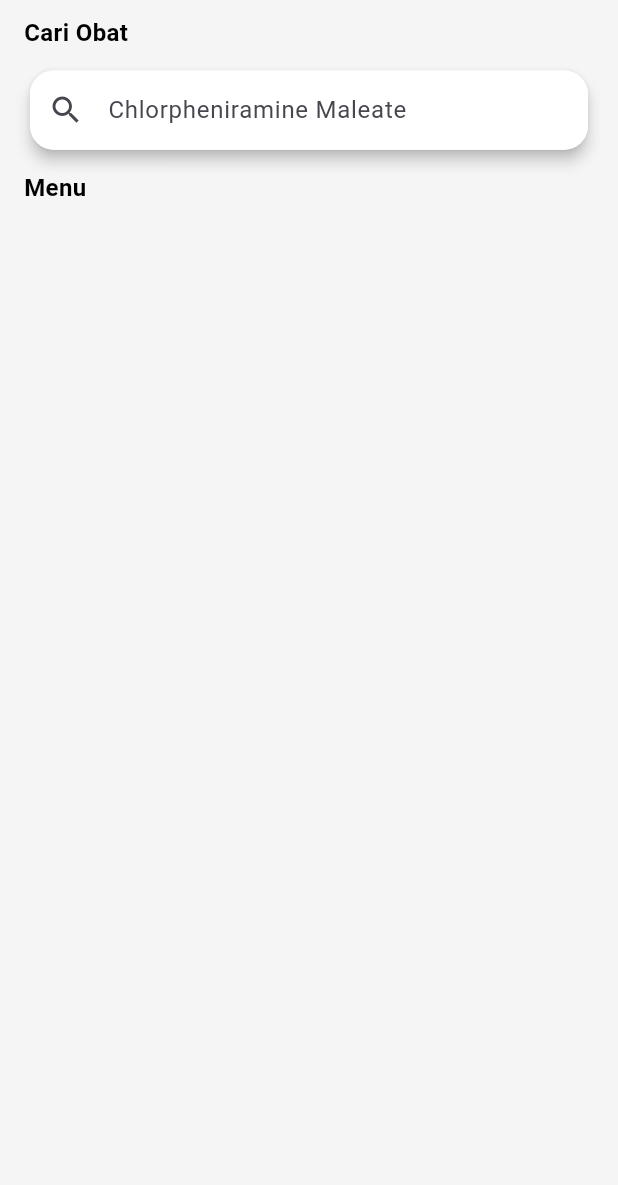
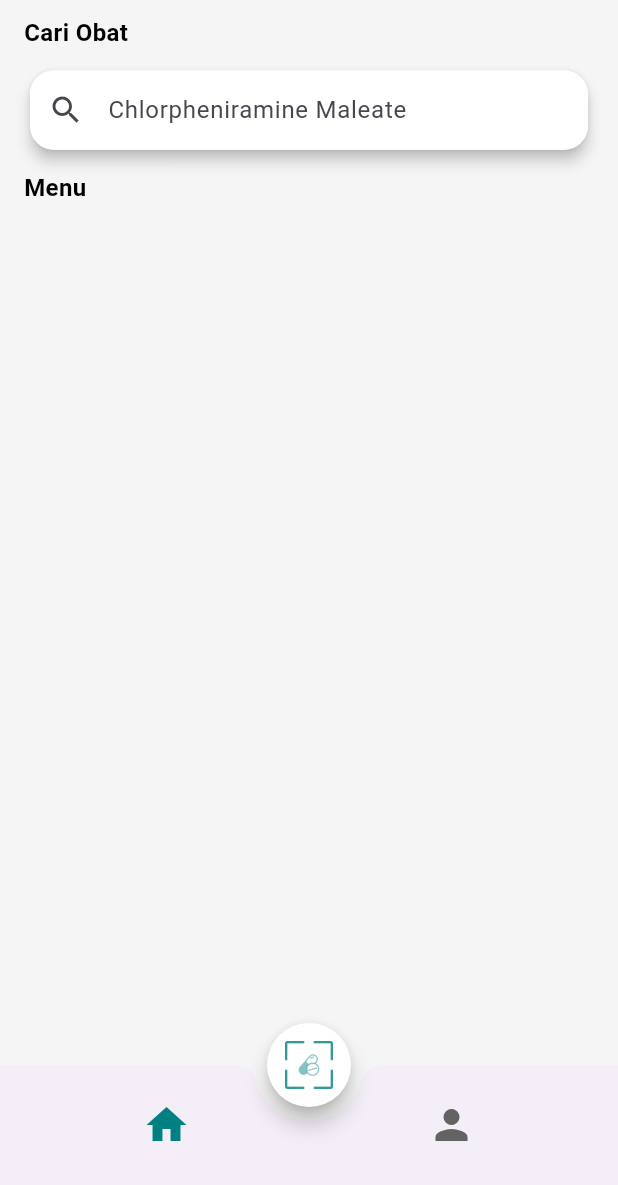
Before and after one commit to naufalrays/owbat-flutter, a Flutter app: the screen it shows after launch, on a phone screen of 412 x 824 dp, the part 51-1236 px from its top. Run offline on Flutter 3.47's test engine with Material 2 defaults, Android fonts, the phone set to English and light mode, and no system bars.

Commit message:
Add Navigation Bar

```diff
--- a/lib/main.dart
+++ b/lib/main.dart
@@ -1,8 +1,17 @@
 import 'package:flutter/material.dart';
-import 'package:meddis/views/home_view.dart';
+import 'package:meddis/view_models/main_provider.dart';
+import 'package:meddis/views/main_view.dart';
+import 'package:provider/provider.dart';
 
 void main() {
-  runApp(const MyApp());
+  runApp(MultiProvider(
+    providers: [
+      ChangeNotifierProvider(
+        create: (context) => MainProvider(),
+      )
+    ],
+    child: const MyApp(),
+  ));
 }
 
 class MyApp extends StatelessWidget {
@@ -17,7 +26,7 @@ class MyApp extends StatelessWidget {
         useMaterial3: true,
         primarySwatch: Colors.blue,
       ),
-      home: const HomeView(),
+      home: const MainView(),
     );
   }
 }
--- /dev/null
+++ b/lib/view_models/main_provider.dart
@@ -0,0 +1,18 @@
+import 'package:flutter/material.dart';
+import 'package:meddis/views/home_view.dart';
+import 'package:meddis/views/profile_view.dart';
+
+class MainProvider with ChangeNotifier {
+  int _index = 0;
+  int get index => _index;
+
+  List<Widget> body = [
+    const HomeView(),
+    const ProfileView(),
+  ];
+
+  void selectDestination(int value) {
+    _index = value;
+    notifyListeners();
+  }
+}
--- /dev/null
+++ b/lib/views/main_view.dart
@@ -0,0 +1,60 @@
+import 'package:flutter/material.dart';
+import 'package:meddis/view_models/main_provider.dart';
+import 'package:meddis/views/utils/color.dart';
+import 'package:provider/provider.dart';
+
+class MainView extends StatelessWidget {
+  const MainView({super.key});
+
+  @override
+  Widget build(BuildContext context) {
+    return Consumer<MainProvider>(builder: (context, data, _) {
+      return Scaffold(
+        body: data.body[data.index],
+        backgroundColor: const Color(0xFFF5F5F5),
+        floatingActionButton: FloatingActionButton(
+          onPressed: () {},
+          backgroundColor: const Color(0xFFFFFFFF),
+          shape: const RoundedRectangleBorder(
+            borderRadius: BorderRadius.all(
+              Radius.circular(32),
+            ),
+          ),
+          child: Image.asset("assets/images/drug_scan.png", height: 32),
+        ),
+        floatingActionButtonLocation: FloatingActionButtonLocation.centerDocked,
+        bottomNavigationBar: BottomAppBar(
+          surfaceTintColor: const Color(0xFFFFFFFF),
+          notchMargin: 9.0,
+          shape: const CircularNotchedRectangle(),
+          child: Row(
+            mainAxisAlignment: MainAxisAlignment.spaceAround,
+            children: <Widget>[
+              // const Icon(Icons.percent),
+              IconButton(
+                // splashColor: Colors.transparent,
+                // highlightColor: Colors.transparent,
+                color: data.index == 0 ? MyColor.primary : MyColor.grey,
+                icon: const Icon(Icons.home),
+                iconSize: 32,
+                onPressed: () {
+                  // index = 0;
+                  data.selectDestination(0);
+                },
+              ),
+              IconButton(
+                // highlightColor: Colors.transparent,
+                color: data.index == 1 ? MyColor.primary : MyColor.grey,
+                icon: const Icon(Icons.person),
+                iconSize: 32,
+                onPressed: () {
+                  data.selectDestination(1);
+                },
+              ),
+            ],
+          ),
+        ),
+      );
+    });
+  }
+}
--- a/lib/views/utils/color.dart
+++ b/lib/views/utils/color.dart
@@ -5,7 +5,7 @@ class MyColor {
   static const primary = Color(0xFF008080);
   static const primaryLight = Color(0xFF93C6C6);
   static const yellow = Color(0xFFFBEB23);
-  static const grey = Color(0xFF5B5B5C);
+  static const grey = Color(0xFF636363);
   static const greenSuccess = Color(0xFF00CD15);
   static const redDanger = Color(0xFFFF151C);
   static const deepBlue = Color.fromRGBO(20, 38, 80, 1);
```
Also changed, not shown: lib/views/profile_view.dart (added, +12 -0 lines), pubspec.yaml (+4 -10 lines), assets/images/drug_scan.png (added), pubspec.lock.
